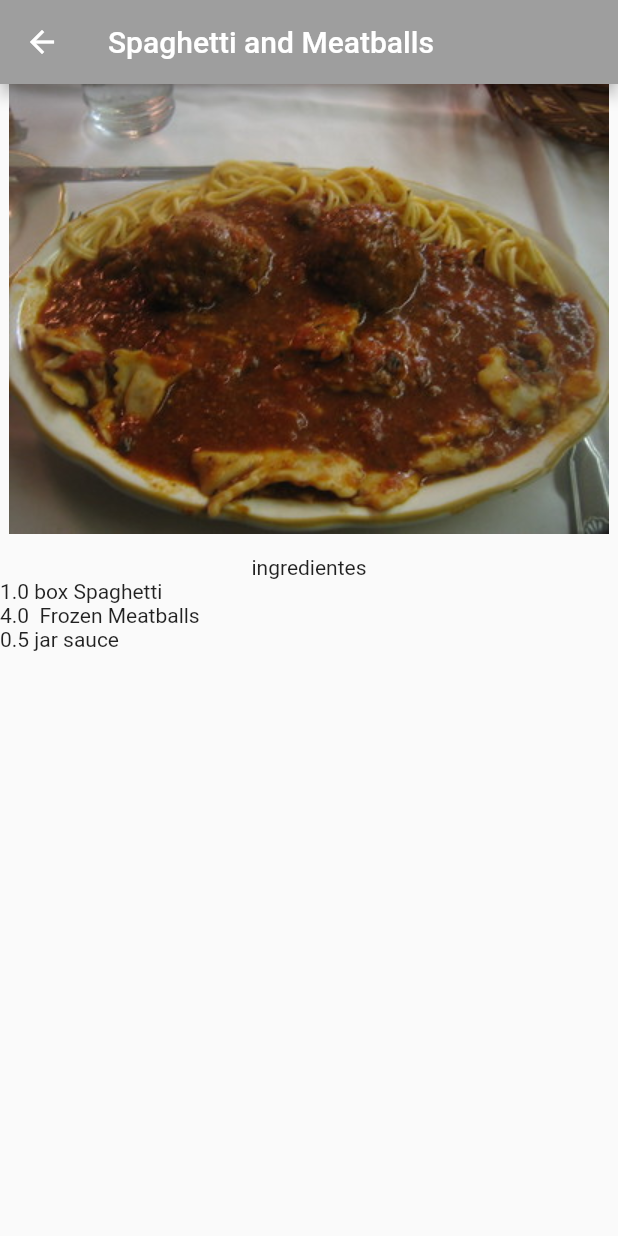
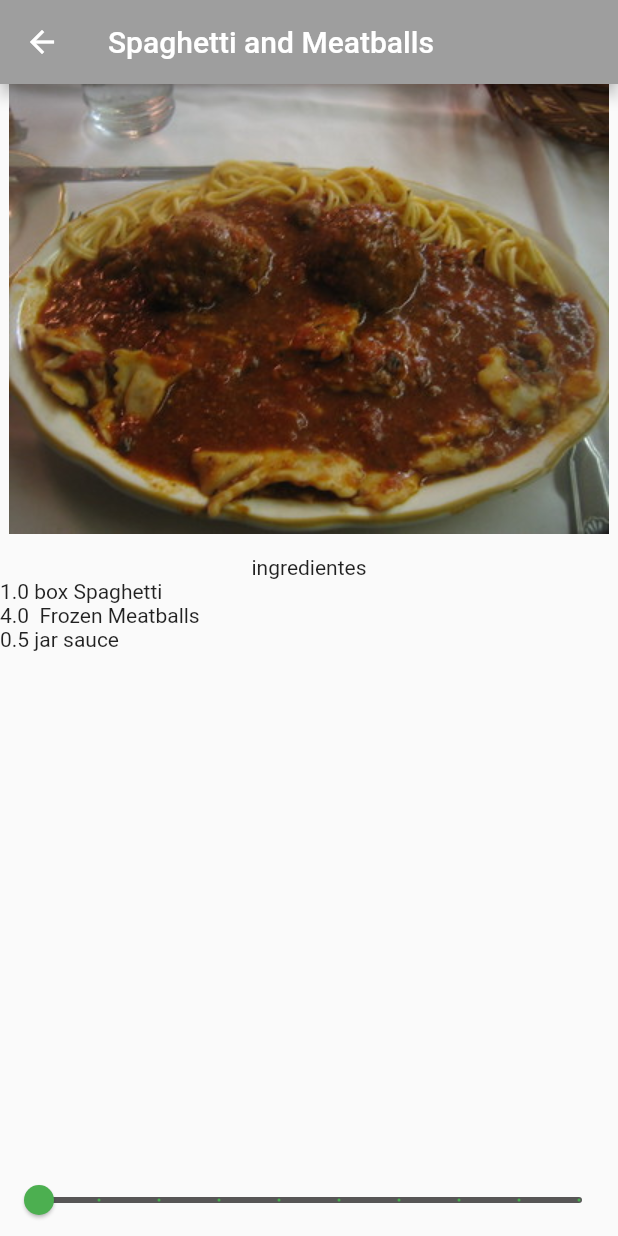
Before and after one commit to Inf015/Recetas_Flutter, a Flutter app: the screen it shows after launch, after a tap on "Spaghetti and Meatballs", on a phone screen of 412 x 824 dp. Run offline on Flutter 3.47's test engine with Material 2 defaults, Android fonts, the light colour scheme and no system bars.

Commit message:
Finalizacion de lo pedido

```diff
--- a/receta_app/lib/recipe_detail.dart
+++ b/receta_app/lib/recipe_detail.dart
@@ -10,6 +10,7 @@ class RecipeDetail extends StatefulWidget {
 }
 
 class _RecipeDetailState extends State<RecipeDetail> {
+  int _slideValue = 1;
   @override
   Widget build(BuildContext context) {
     return Scaffold(
@@ -34,9 +35,23 @@ class _RecipeDetailState extends State<RecipeDetail> {
                   itemBuilder: (BuildContext context, index) {
                     final ingredient = widget.recipe.ingredients[index];
                     return Text(
-                        '${ingredient.quantity} ${ingredient.measure} ${ingredient.name}');
+                        '${ingredient.quantity * _slideValue} ${ingredient.measure} ${ingredient.name}');
                   }),
             ),
+            Slider(
+              min: 1,
+              max: 10,
+              divisions: 9,
+              value: _slideValue.toDouble(),
+              onChanged: (newValue) {
+                setState(() {
+                  _slideValue = newValue.round();
+                });
+              },
+              activeColor: Colors.green,
+              inactiveColor: const Color.fromARGB(255, 87, 86, 86),
+              label: '${_slideValue * widget.recipe.servings} unidades',
+            )
           ],
         ),
       ),
```
